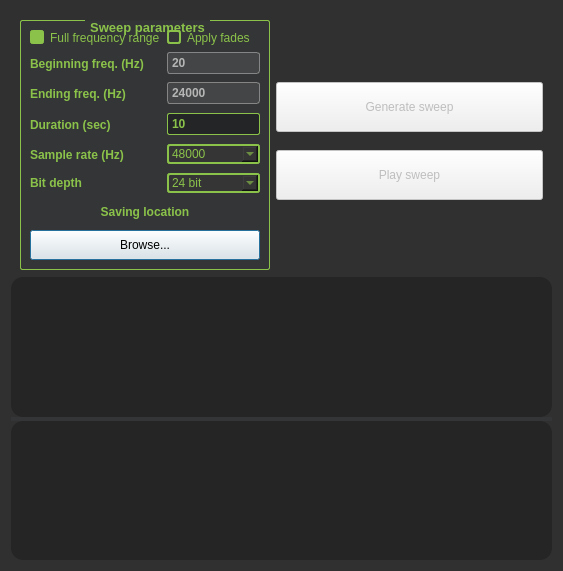
This is sweepgenerator.ui in JuanPabloZed/IR_Maker_Cpp as Qt 5 draws it before an edit. The edited form follows.
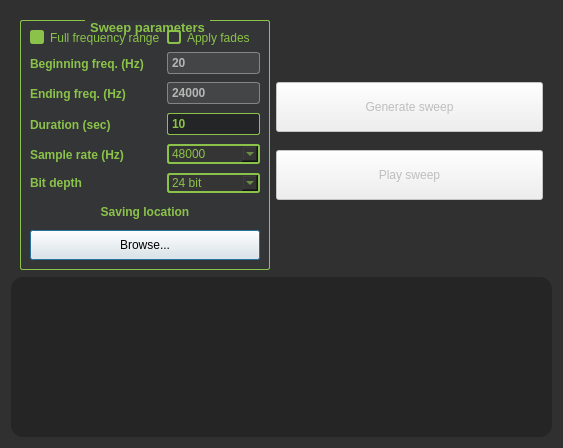
This is the edited form. Icons and pictures are not drawn. Custom widgets are drawn as their Qt base class.

Commit message: adjusted initial size of sweegen window

Patch:
```diff
--- a/sweepgenerator.ui
+++ b/sweepgenerator.ui
@@ -7,7 +7,7 @@
     <x>0</x>
     <y>0</y>
     <width>563</width>
-    <height>571</height>
+    <height>444</height>
    </rect>
   </property>
   <property name="windowTitle">
@@ -611,18 +611,19 @@
     </widget>
    </item>
    <item>
-    <widget class="QSplitter" name="splitter">
-     <property name="sizePolicy">
-      <sizepolicy hsizetype="Preferred" vsizetype="Expanding">
-       <horstretch>0</horstretch>
-       <verstretch>0</verstretch>
-      </sizepolicy>
+    <widget class="QCustomPlot" name="sweep_plot">
+     <property name="minimumSize">
+      <size>
+       <width>0</width>
+       <height>160</height>
+      </size>
      </property>
-     <property name="orientation">
-      <enum>Qt::Vertical</enum>
+     <property name="maximumSize">
+      <size>
+       <width>16777215</width>
+       <height>16777215</height>
+      </size>
      </property>
-     <widget class="QCustomPlot" name="sweep_plot"/>
-     <widget class="QCustomPlot" name="spectro_plot"/>
     </widget>
    </item>
   </layout>
```
The commit also changes 2 other files.
